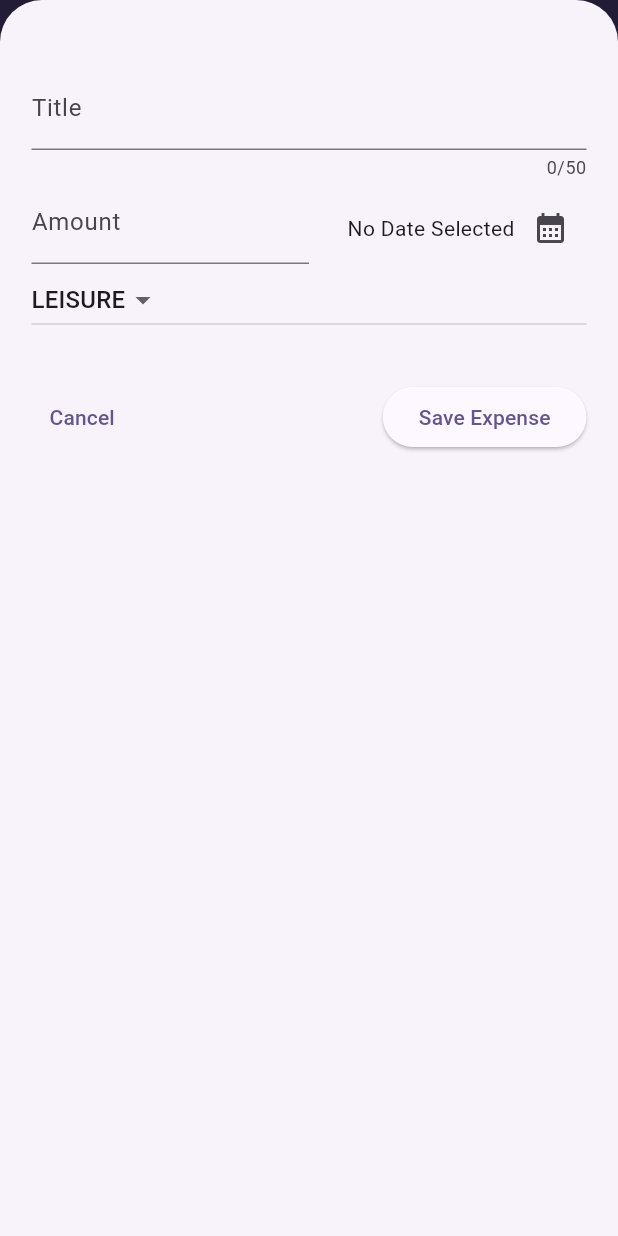
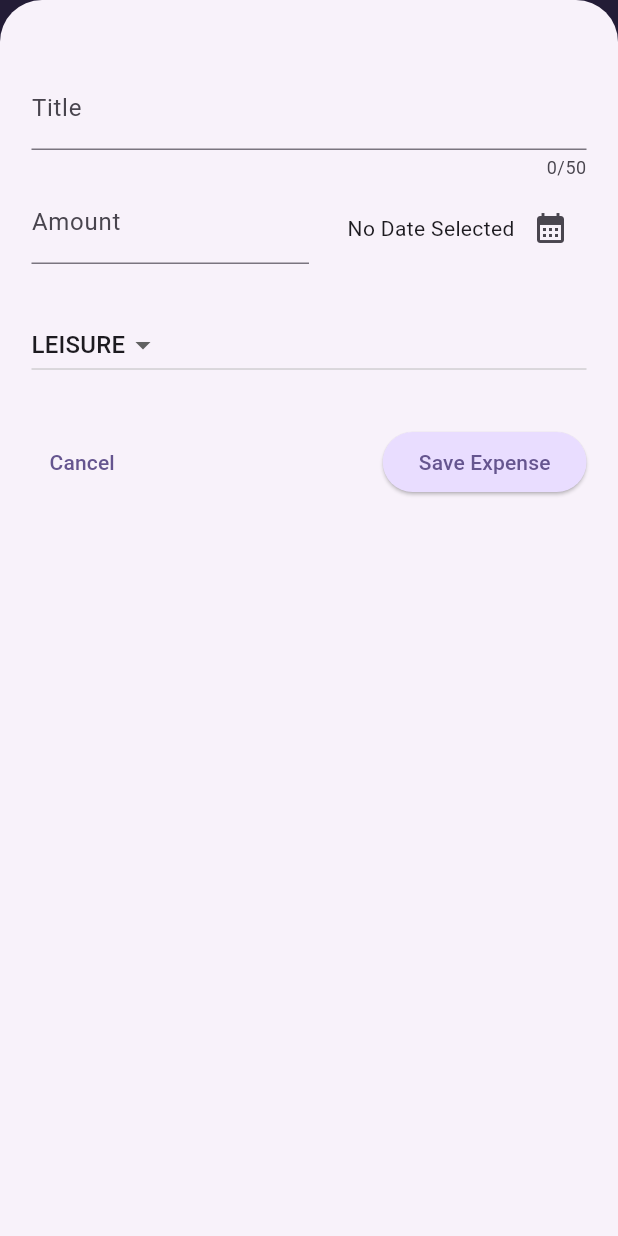
Before and after one commit to Ayomikuolatunji/expense-tracker, a Flutter app: the screen it shows after launch, after a tap on the "add" icon, on a phone screen of 412 x 824 dp. Run offline on Flutter 3.47's test engine with Material 3 defaults, Android fonts, the phone set to English and light mode, and no system bars.

Commit message:
What: changes

```diff
--- a/lib/main.dart
+++ b/lib/main.dart
@@ -1,28 +1,68 @@
 import 'package:flutter/material.dart';
 import 'package:net_ninja_course/widgets/expenses.dart';
+import 'package:flutter/services.dart';
 
-var kColorScheme =
-    ColorScheme.fromSeed(seedColor: const Color.fromARGB(255, 96, 59, 181));
+var kColorScheme = ColorScheme.fromSeed(
+  seedColor: const Color.fromARGB(255, 96, 59, 181),
+);
+
+var kDarkColorScheme = ColorScheme.fromSeed(
+  brightness: Brightness.dark,
+  seedColor: const Color.fromARGB(255, 5, 99, 125),
+);
 
 void main() {
+  WidgetsFlutterBinding.ensureInitialized();
+  SystemChrome.setPreferredOrientations([DeviceOrientation.portraitUp])
+      .then((fn) => {
             runApp(MaterialApp(
+              darkTheme: ThemeData.dark().copyWith(
+                useMaterial3: true,
+                colorScheme: kDarkColorScheme,
+                cardTheme: const CardTheme().copyWith(
+                  color: kDarkColorScheme.secondaryContainer,
+                  margin: const EdgeInsets.symmetric(
+                    horizontal: 16,
+                    vertical: 8,
+                  ),
+                ),
+                elevatedButtonTheme: ElevatedButtonThemeData(
+                  style: ElevatedButton.styleFrom(
+                    backgroundColor: kDarkColorScheme.primaryContainer,
+                    foregroundColor: kDarkColorScheme.onPrimaryContainer,
+                  ),
+                ),
+              ),
               theme: ThemeData().copyWith(
                 useMaterial3: true,
-        scaffoldBackgroundColor: const Color.fromARGB(255, 255, 255, 255),
                 colorScheme: kColorScheme,
                 appBarTheme: const AppBarTheme().copyWith(
                   backgroundColor: kColorScheme.onPrimaryContainer,
-            foregroundColor: kColorScheme.primary,
-            centerTitle: false),
+                  foregroundColor: kColorScheme.primaryContainer,
+                ),
                 cardTheme: const CardTheme().copyWith(
                   color: kColorScheme.secondaryContainer,
-            margin: const EdgeInsets.symmetric(horizontal: 16, vertical: 8)),
+                  margin: const EdgeInsets.symmetric(
+                    horizontal: 16,
+                    vertical: 8,
+                  ),
+                ),
                 elevatedButtonTheme: ElevatedButtonThemeData(
                   style: ElevatedButton.styleFrom(
-          backgroundColor: kColorScheme.background,
-        ))),
+                    backgroundColor: kColorScheme.primaryContainer,
+                  ),
+                ),
+                textTheme: ThemeData().textTheme.copyWith(
+                      titleLarge: TextStyle(
+                        fontWeight: FontWeight.bold,
+                        color: kColorScheme.onSecondaryContainer,
+                        fontSize: 16,
+                      ),
+                    ),
+              ),
               home: const Scaffold(
                 body: Expenses(),
               ),
-  ));
+            ))
+          });
 }
--- a/lib/widgets/expenses.dart
+++ b/lib/widgets/expenses.dart
@@ -54,9 +54,9 @@ class _Expenses extends State<Expenses> {
   Widget build(BuildContext context) {
     return Scaffold(
       appBar: AppBar(
-        title: Text(
+        title: const Text(
           "Expense App",
-          style: Theme.of(context).textTheme.titleLarge,
+          style: TextStyle(color: Colors.white),
         ),
         centerTitle: false,
         actions: [
@@ -66,8 +66,11 @@ class _Expenses extends State<Expenses> {
       ),
       body: Column(
         children: [
-          Chart(
-            expenses: _registeredExpenses,
+          Padding(
+            padding: const EdgeInsets.symmetric(horizontal: 16, vertical: 8),
+            child: Chart(
+              expenses: _registeredExpenses,
+            ),
           ),
           Expanded(
             child: _registeredExpenses.isEmpty
--- a/lib/widgets/new_expense.dart
+++ b/lib/widgets/new_expense.dart
@@ -119,6 +119,7 @@ class _NewExpense extends State<NewExpense> {
               ))
             ],
           ),
+         const SizedBox(height: 30,),
           Row(
             children: [
               Expanded(
```
Lines whose indentation alone changed are shown as unchanged.
